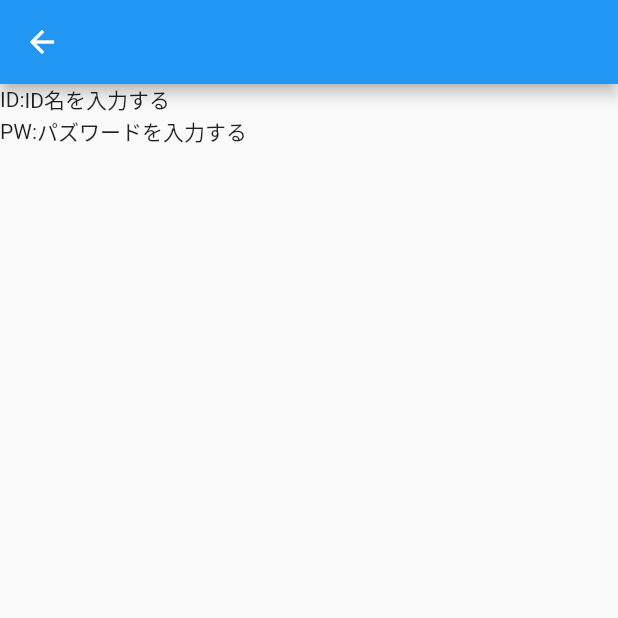
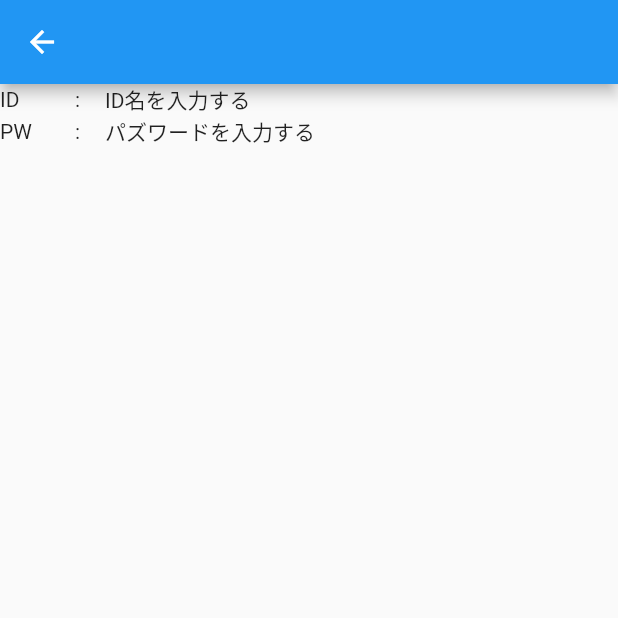
Before and after one commit to okatoku331/todo_list, a Flutter app: the NextPage screen opened directly, on a phone screen of 412 x 824 dp, the top half of it. Run offline on Flutter 3.47's test engine with Material 2 defaults, Android fonts, the phone set to English and light mode, and no system bars.

Commit message:
第15版　NextPage/ Container() width:

```diff
--- a/lib/next_page.dart
+++ b/lib/next_page.dart
@@ -18,15 +18,27 @@ class _NextPageState extends State<NextPage> {
           children: [
             Row(
               children: [
-                Text('ID'),
-                Text(':'),
+                Container(
+                  child: Text('ID'),
+                  width: 50,
+                ),
+                Container(
+                  child: Text(':'),
+                  width: 20,
+                ),
                 Text('ID名を入力する'),
               ],
             ),
             Row(
               children: [
-                Text('PW'),
-                Text(':'),
+                Container(
+                  child: Text('PW'),
+                  width: 50,
+                ),
+                Container(
+                  child: Text(':'),
+                  width: 20,
+                ),
                 Text('パズワードを入力する'),
               ],
             ),
```
